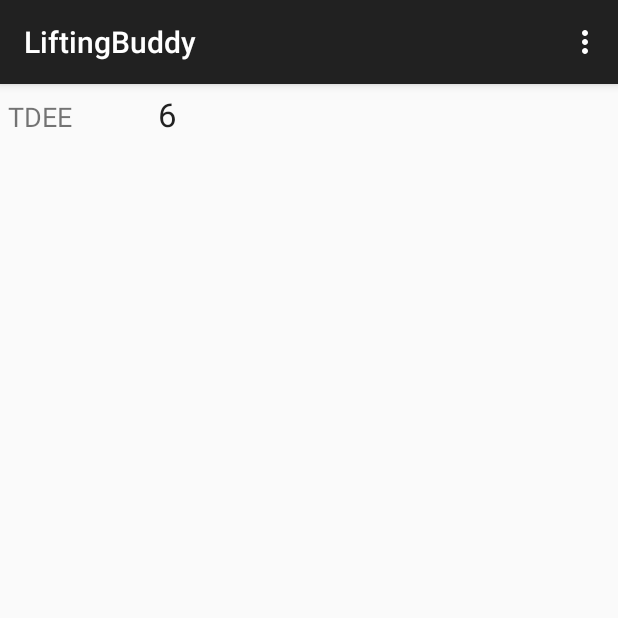
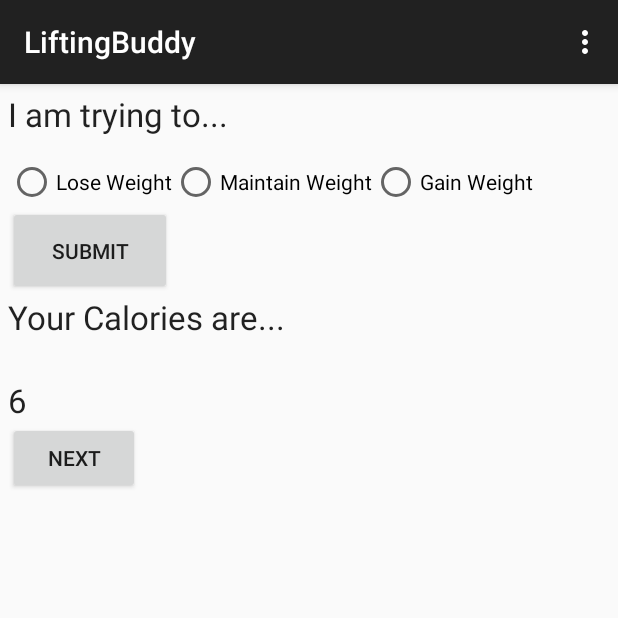
Before and after one commit to afrisone/LiftingBuddyOld, an Android app: the screen it shows after launch (CalculatorActivity), in the options menu, after a tap on "Settings", on a phone screen of 412 x 824 dp, the top half of it. Run offline under Robolectric (Android 15) with nearby library versions, the phone set to English and light mode, and no system bars.

Commit message:
Added functionality to the calculator so it now displays the daily calories after the goal is set

```diff
--- a/app/src/main/java/afrisone/liftingbuddy/CalculatorActivity.java
+++ b/app/src/main/java/afrisone/liftingbuddy/CalculatorActivity.java
@@ -11,7 +11,6 @@ import android.widget.EditText;
 import android.widget.RadioButton;
 import android.widget.Spinner;
 import android.widget.TextView;
-
 import java.text.DecimalFormat;
 
 
@@ -24,29 +23,54 @@ public class CalculatorActivity extends ActionBarActivity {
     private double activityLevel; //1.2 sedentary, 1.375 lightly, 1.55 moderately, 1.725 very
     private double REE;
     private double TDEE;
-
+    private double caloriesPerDay;
     Button calculatorSubmit;
+    Button  caloriesSubmitButton;
 
     @Override
     protected void onCreate(Bundle savedInstanceState) {
         super.onCreate(savedInstanceState);
         setContentView(R.layout.activity_calculator);
 
+        //Spinner to set the activity level by the user
         Spinner activityLevel = (Spinner)findViewById(R.id.activity_level);
         String [] activityLevels = new String[]{"Sedentary", "Light activity", "Moderate activity", "Very active"};
         ArrayAdapter<String> spinnerAdapter = new ArrayAdapter<String>(this, android.R.layout.simple_spinner_dropdown_item, activityLevels);
         activityLevel.setAdapter(spinnerAdapter);
 
+        //Submit button after user enters age, height, weight, gender, and activity level
         calculatorSubmit = (Button)findViewById(R.id.button_calculate);
         calculatorSubmit.setOnClickListener(submitResults);
     }
 
+    //Listener
     View.OnClickListener submitResults = new View.OnClickListener(){
         public void onClick(View v){
             calculateTDEE();
             setContentView(R.layout.calculator_after_submit);
-            TextView showTDEE = (TextView)findViewById(R.id.show_TDEE);
-            showTDEE.setText(String.valueOf(new DecimalFormat("#.##").format(TDEE)));
+
+            caloriesSubmitButton = (Button)findViewById(R.id.submit_goals);
+            caloriesSubmitButton.setOnClickListener(submitGoals);
+        }
+    };
+
+    //Listener
+    View.OnClickListener submitGoals = new View.OnClickListener(){
+        public void onClick(View v){
+            //Determine user goals to output corrent calories
+           if(((RadioButton)findViewById(R.id.lose_weight)).isChecked()){
+                caloriesPerDay = TDEE * 0.8; //Cut 20%
+            }
+            else if(((RadioButton)findViewById(R.id.gain_weight)).isChecked()){
+                caloriesPerDay = TDEE * 1.1; //Add 10%
+            }
+            else{
+                caloriesPerDay = TDEE; //Same as TDEE
+            }
+
+            //Output calories
+            TextView showCalories = (TextView)findViewById(R.id.display_calories);
+            showCalories.setText(String.valueOf(new DecimalFormat("#").format(caloriesPerDay)));
         }
     };
 
--- a/app/src/main/res/layout/activity_calculator.xml
+++ b/app/src/main/res/layout/activity_calculator.xml
@@ -69,7 +69,7 @@
                 android:layout_height="wrap_content"
                 android:text="@string/male"
                 android:id="@+id/genderMale"
-                android:checked="false"
+                android:checked="true"
                 android:textSize="18sp" />
 
             <RadioButton
--- a/app/src/main/res/layout/calculator_after_submit.xml
+++ b/app/src/main/res/layout/calculator_after_submit.xml
@@ -6,24 +6,83 @@
     <GridLayout
         android:layout_width="match_parent"
         android:layout_height="match_parent"
-        android:padding="5dp">
+        android:padding="5dp"
+        android:id="@+id/results_setup">
 
         <TextView
-            android:layout_width="100dp"
-            android:layout_height="wrap_content"
-            android:textAppearance="?android:attr/textAppearanceSmall"
-            android:text="TDEE"
+            android:layout_width="wrap_content"
+            android:layout_height="44dp"
+            android:textAppearance="?android:attr/textAppearanceLarge"
+            android:text="@string/goal"
             android:id="@+id/textView7"
             android:layout_row="0"
             android:layout_column="0"
-            android:textSize="18sp" />
+            android:layout_columnSpan="3" />
+
+        <RadioGroup xmlns:android="http://schemas.android.com/apk/res/android"
+            android:layout_width="wrap_content"
+            android:layout_height="wrap_content"
+            android:orientation="horizontal"
+            android:layout_row="1"
+            android:layout_column="0"
+            android:layout_columnSpan="3">
+
+            <RadioButton
+                android:layout_width="wrap_content"
+                android:layout_height="wrap_content"
+                android:text="Lose Weight"
+                android:id="@+id/lose_weight" />
+
+            <RadioButton
+                android:layout_width="wrap_content"
+                android:layout_height="wrap_content"
+                android:text="Maintain Weight"
+                android:id="@+id/maintain_weight" />
+
+            <RadioButton
+                android:layout_width="wrap_content"
+                android:layout_height="wrap_content"
+                android:text="Gain Weight"
+                android:id="@+id/gain_weight" />
+        </RadioGroup>
+
+        <Button
+            android:layout_width="109dp"
+            android:layout_height="59dp"
+            android:text="Submit"
+            android:id="@+id/submit_goals"
+            android:layout_row="2"
+            android:layout_column="2" />
+
+
+
+
 
         <TextView
-            android:layout_width="100dp"
+            android:layout_width="wrap_content"
+            android:layout_height="55dp"
+            android:textAppearance="?android:attr/textAppearanceLarge"
+            android:text="Your Calories are..."
+            android:id="@+id/textView8"
+            android:layout_row="3"
+            android:layout_column="2" />
+
+        <TextView
+            android:layout_width="wrap_content"
             android:layout_height="wrap_content"
             android:textAppearance="?android:attr/textAppearanceLarge"
-            android:id="@+id/show_TDEE"
-            android:layout_row="0"
-            android:layout_column="1" />
+            android:id="@+id/display_calories"
+            android:layout_row="4"
+            android:layout_column="2" />
+
+        <Button
+            android:layout_width="wrap_content"
+            android:layout_height="wrap_content"
+            android:text="Next"
+            android:id="@+id/button2"
+            android:layout_row="5"
+            android:layout_column="2" />
+
+
     </GridLayout>
 </LinearLayout>
--- a/app/src/main/res/values/strings.xml
+++ b/app/src/main/res/values/strings.xml
@@ -15,4 +15,5 @@
     <string name="female">Female</string>
     <string name="imperial">Imperial</string>
     <string name="metric">Metric</string>
+    <string name="goal">I am trying to...</string>
 </resources>
```
